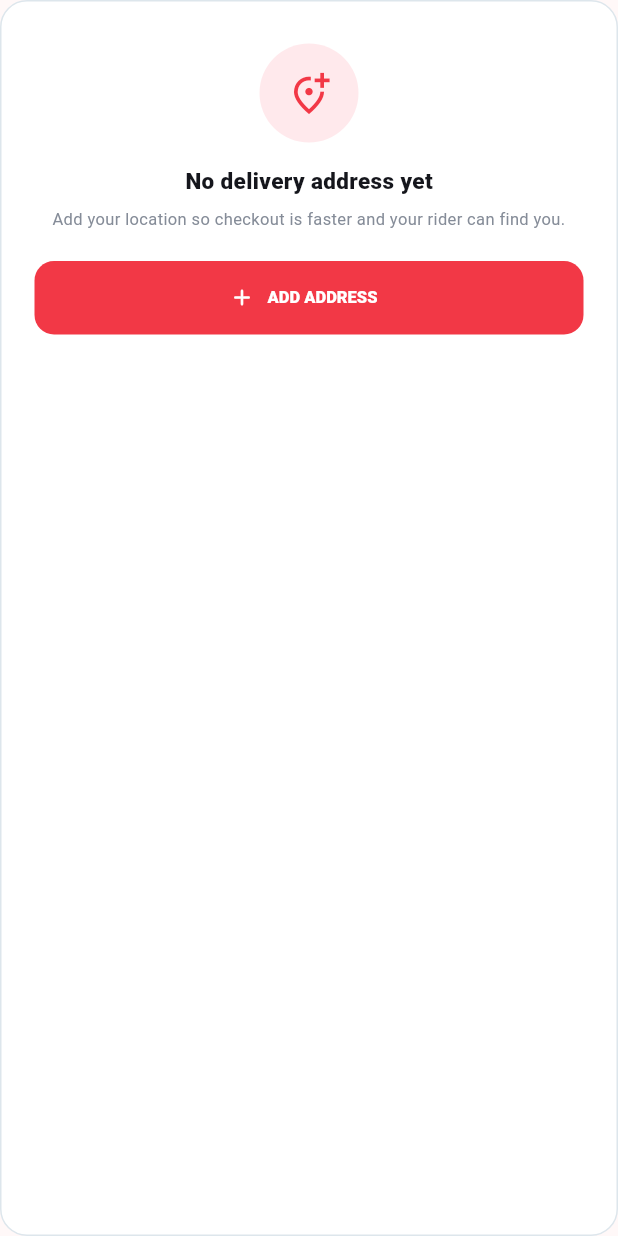
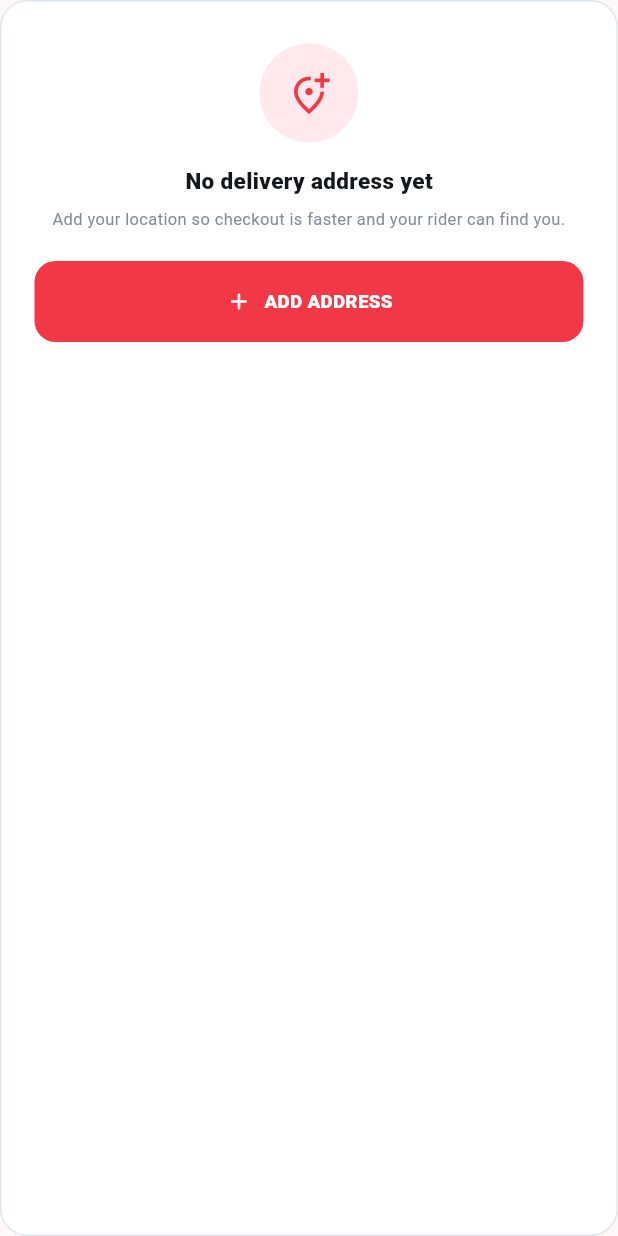
Before and after one commit to malikhassanjavaid/burger-house, a Flutter app: the _EmptyAddressCard widget shown alone on an empty page, opened directly with empty values, on a phone screen of 412 x 824 dp. Run offline on Flutter 3.47's test engine with Material 3 defaults, Android fonts, the phone set to English and light mode, and no system bars; our stand-ins replace cloud_firestore, firebase_auth, firebase_core, geocoding, geolocator, google_sign_in and 1 more; accounts and stored records are empty.

Commit message:
Improve delivery address management

```diff
--- a/lib/features/home/screens/profile_address_screen.dart
+++ b/lib/features/home/screens/profile_address_screen.dart
@@ -1,6 +1,7 @@
 import 'package:flutter/material.dart';
 
 import '../../../core/theme/app_theme.dart';
+import '../../../core/widgets/app_primary_button.dart';
 import '../../auth/services/auth_service.dart';
 import '../../location/models/delivery_location.dart';
 import '../../location/screens/location_setup_screen.dart';
@@ -295,22 +296,10 @@ class _EmptyAddressCard extends StatelessWidget {
             ),
           ),
           const SizedBox(height: 20),
-          FilledButton.icon(
+          AppPrimaryButton(
             onPressed: onAdd,
-            icon: const Icon(Icons.add_rounded, size: 18),
-            label: const Text('ADD ADDRESS'),
-            style: FilledButton.styleFrom(
-              backgroundColor: AppColors.red,
-              foregroundColor: Colors.white,
-              minimumSize: const Size.fromHeight(49),
-              shape: RoundedRectangleBorder(
-                borderRadius: BorderRadius.circular(13),
-              ),
-              textStyle: const TextStyle(
-                fontSize: 11,
-                fontWeight: FontWeight.w900,
-              ),
-            ),
+            icon: Icons.add_rounded,
+            label: 'ADD ADDRESS',
           ),
         ],
       ),
```
Also changed, not shown: lib/features/location/screens/location_setup_screen.dart (+8 -8 lines).
